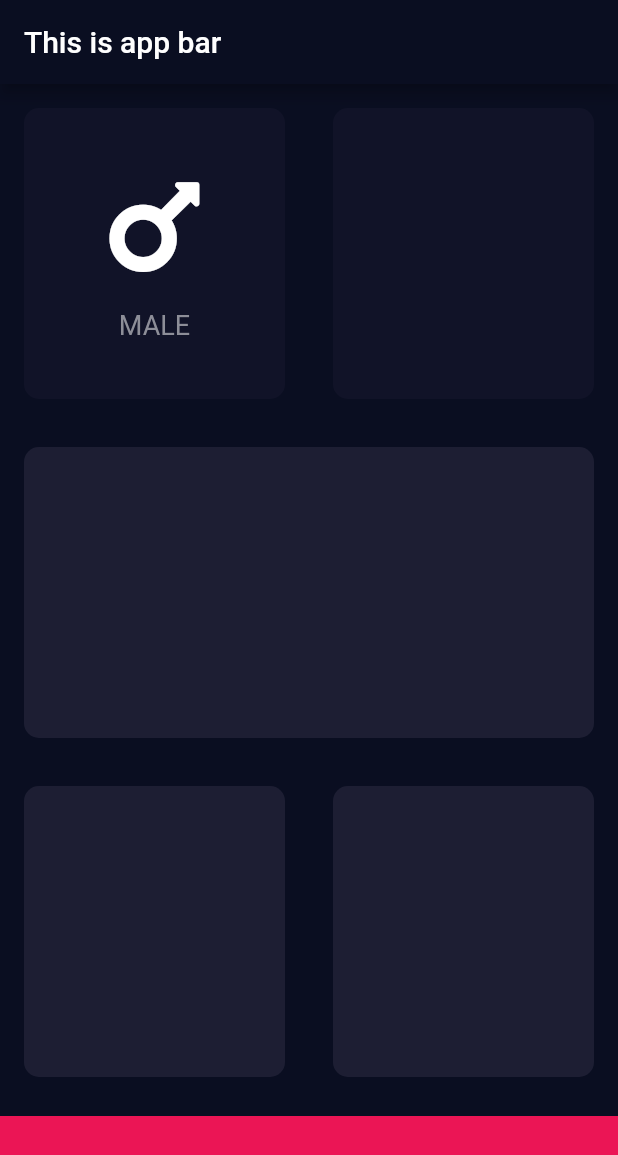
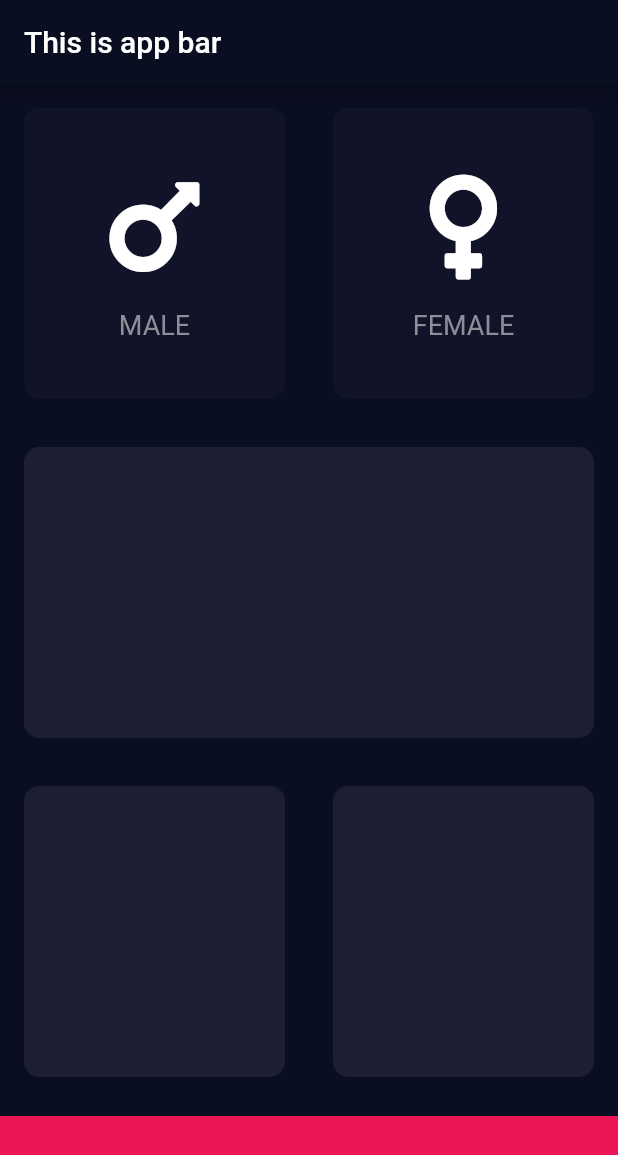
Before and after one commit to stuvistar/bmi, a Flutter app: the screen it shows after launch, on a phone screen of 412 x 824 dp. Shown: the top 1155 px of the screen. Run offline on Flutter 3.47's test engine with Material 2 defaults, Android fonts, the phone set to English and light mode, and no system bars; our stand-ins replace font_awesome_flutter.

Commit message:
fixed bhasar

```diff
--- a/lib/input_page.dart
+++ b/lib/input_page.dart
@@ -1,5 +1,7 @@
 import 'package:flutter/material.dart';
 import 'package:font_awesome_flutter/font_awesome_flutter.dart';
+import 'reusabe_card.dart';
+import 'icon_content.dart';
 
 const bottContaHeight = 80.0;
 const reusableCardColor = Color(0xFF1D1E33);
@@ -28,39 +30,16 @@ class _InputPageState extends State<InputPage> {
               children: [
                 Expanded(
                   child: GestureDetector(
-                    onTap: (){
-                      setState(() {
-
-                      });
+                    onTap: () {
+                      setState(() {});
                     },
-                    child: ReusableCard(
-                      maleCardColor,
-                      Column(
-                        mainAxisAlignment: MainAxisAlignment.center,
-                        children: const [
-                          Icon(
-                            FontAwesomeIcons.mars,
-                            size: 80.0,
-                          ),
-                          SizedBox(
-                            height: 15.0,
-                          ),
-                          Text(
-                            'MALE',
-                            style: TextStyle(
-                              fontSize: 18.0,
-                              color: Color(0xFF8D8E98),
-                            ),
-                          ),
-                        ],
-                      ),
-                    ),
+                    child: ReusableCard(maleCardColor,
+                        const IconContent(FontAwesomeIcons.mars, "MALE")),
                   ),
                 ),
-                 Expanded(
-                  child: ReusableCard(
-                    femaleCardColor,
-                  ),
+                Expanded(
+                  child: ReusableCard(femaleCardColor,
+                      const IconContent(FontAwesomeIcons.venus, 'FEMALE')),
                 ),
               ],
             ),
@@ -97,23 +76,3 @@ class _InputPageState extends State<InputPage> {
     );
   }
 }
-
-class ReusableCard extends StatelessWidget {
-  // ignore: use_key_in_widget_constructors
-  const ReusableCard(this.col, [this.childCard]);
-
-  final Widget? childCard;
-  final Color col;
-
-  @override
-  Widget build(BuildContext context) {
-    return Container(
-      child: childCard,
-      margin: const EdgeInsets.all(16.0),
-      decoration: BoxDecoration(
-        color: col,
-        borderRadius: BorderRadius.circular(10),
-      ),
-    );
-  }
-}
--- a/lib/reusabe_card.dart
+++ b/lib/reusabe_card.dart
@@ -1 +1,21 @@
 import 'package:flutter/material.dart';
+
+class ReusableCard extends StatelessWidget {
+  // ignore: use_key_in_widget_constructors
+  const ReusableCard(this.col, [this.childCard]);
+
+  final Widget? childCard;
+  final Color col;
+
+  @override
+  Widget build(BuildContext context) {
+    return Container(
+      child: childCard,
+      margin: const EdgeInsets.all(16.0),
+      decoration: BoxDecoration(
+        color: col,
+        borderRadius: BorderRadius.circular(10),
+      ),
+    );
+  }
+}
```
